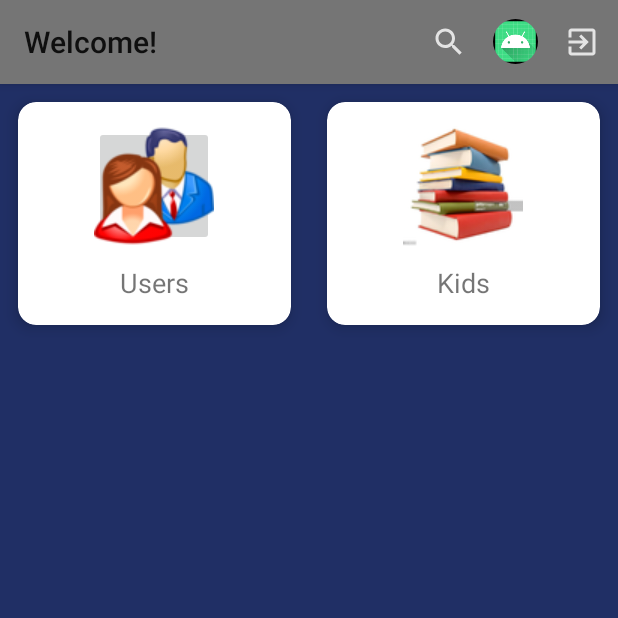
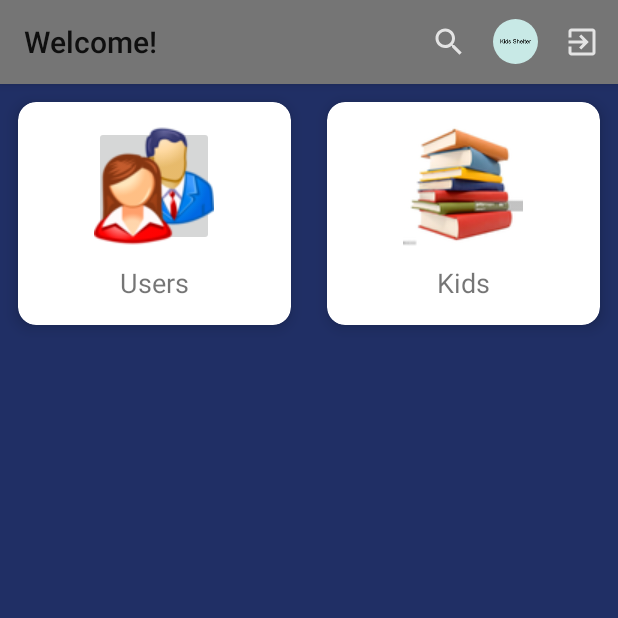
Before and after one commit to vaibhavchugh17/In-ShelterKidsDirectory, an Android app: the HomePage screen opened directly, with no data from a screen before it, on a phone screen of 412 x 824 dp, the top half of it. Run offline under Robolectric (Android 15) with nearby library versions, the phone set to English and light mode, and no system bars; our stand-ins replace CircleImageView, Firebase (no records; nobody signed in at launch, a user with empty details on screens opened directly); pictures from the network do not load; 4 statements that could not run were skipped.

Commit message:
Changes to Login

```diff
--- a/InShelterKidsDirectory/app/build.gradle
+++ b/InShelterKidsDirectory/app/build.gradle
@@ -51,7 +51,7 @@ dependencies {
     testImplementation 'junit:junit:4.12'
     androidTestImplementation 'androidx.test.ext:junit:1.1.2'
     androidTestImplementation 'androidx.test.espresso:espresso-core:3.3.0'
-
+    implementation 'com.github.mohammadatif:Animatoo:master'
     implementation 'com.github.bumptech.glide:glide:4.11.0'
     // Glide v4 uses this new annotation processor -- see https://bumptech.github.io/glide/doc/generatedapi.html
     annotationProcessor 'com.github.bumptech.glide:compiler:4.11.0'
--- a/InShelterKidsDirectory/app/src/main/java/com/example/in_shelterkidsdirectory/MainActivity.java
+++ b/InShelterKidsDirectory/app/src/main/java/com/example/in_shelterkidsdirectory/MainActivity.java
@@ -13,6 +13,7 @@ import androidx.annotation.Nullable;
 import androidx.annotation.RequiresApi;
 import androidx.appcompat.app.AppCompatActivity;
 
+import com.blogspot.atifsoftwares.animatoolib.Animatoo;
 import com.google.android.gms.tasks.OnCompleteListener;
 import com.google.android.gms.tasks.OnFailureListener;
 import com.google.android.gms.tasks.OnSuccessListener;
--- a/InShelterKidsDirectory/app/src/main/res/drawable/ic_launcher_foreground.xml
+++ b/InShelterKidsDirectory/app/src/main/res/drawable/ic_launcher_foreground.xml
@@ -1,30 +1,37 @@
+<?xml version="1.0" encoding="utf-8"?>
 <vector xmlns:android="http://schemas.android.com/apk/res/android"
-    xmlns:aapt="http://schemas.android.com/aapt"
     android:width="108dp"
     android:height="108dp"
     android:viewportWidth="108"
-    android:viewportHeight="108">
-    <path android:pathData="M31,63.928c0,0 6.4,-11 12.1,-13.1c7.2,-2.6 26,-1.4 26,-1.4l38.1,38.1L107,108.928l-32,-1L31,63.928z">
-        <aapt:attr name="android:fillColor">
-            <gradient
-                android:endX="85.84757"
-                android:endY="92.4963"
-                android:startX="42.9492"
-                android:startY="49.59793"
-                android:type="linear">
-                <item
-                    android:color="#44000000"
-                    android:offset="0.0" />
-                <item
-                    android:color="#00000000"
-                    android:offset="1.0" />
-            </gradient>
-        </aapt:attr>
-    </path>
-    <path
-        android:fillColor="#FFFFFF"
-        android:fillType="nonZero"
-        android:pathData="M65.3,45.828l3.8,-6.6c0.2,-0.4 0.1,-0.9 -0.3,-1.1c-0.4,-0.2 -0.9,-0.1 -1.1,0.3l-3.9,6.7c-6.3,-2.8 -13.4,-2.8 -19.7,0l-3.9,-6.7c-0.2,-0.4 -0.7,-0.5 -1.1,-0.3C38.8,38.328 38.7,38.828 38.9,39.228l3.8,6.6C36.2,49.428 31.7,56.028 31,63.928h46C76.3,56.028 71.8,49.428 65.3,45.828zM43.4,57.328c-0.8,0 -1.5,-0.5 -1.8,-1.2c-0.3,-0.7 -0.1,-1.5 0.4,-2.1c0.5,-0.5 1.4,-0.7 2.1,-0.4c0.7,0.3 1.2,1 1.2,1.8C45.3,56.528 44.5,57.328 43.4,57.328L43.4,57.328zM64.6,57.328c-0.8,0 -1.5,-0.5 -1.8,-1.2s-0.1,-1.5 0.4,-2.1c0.5,-0.5 1.4,-0.7 2.1,-0.4c0.7,0.3 1.2,1 1.2,1.8C66.5,56.528 65.6,57.328 64.6,57.328L64.6,57.328z"
-        android:strokeWidth="1"
-        android:strokeColor="#00000000" />
+    android:viewportHeight="108"
+    android:tint="#000000">
+  <group android:scaleX="0.06402062"
+      android:scaleY="0.06402062"
+      android:translateX="29.16"
+      android:translateY="48.699543">
+    <group android:translateY="130.35938">
+      <path android:pathData="M12,-0L12,-103L26,-103L26,-53.71875L75.328125,-103L95,-103L51.234375,-60.515625L97,-0L79.703125,-0L41.984375,-51.515625L26,-36L26,-0L12,-0Z"
+          android:fillColor="#000000"/>
+      <path android:pathData="M106,-90L106,-103L119,-103L119,-90L106,-90ZM106,0L106,-75L119,-75L119,0L106,0Z"
+          android:fillColor="#000000"/>
+      <path android:pathData="M185,0L185,-11.8125Q178.03125,1,164.51562,1Q155.76562,1,148.40625,-3.859375Q141.0625,-8.71875,137.03125,-17.421875Q133,-26.125,133,-37.4375Q133,-48.453125,136.70312,-57.4375Q140.42188,-66.421875,147.84375,-71.203125Q155.28125,-76,164.46875,-76Q171.1875,-76,176.4375,-72.734375Q181.70312,-69.46875,185,-64.234375L185,-103L198,-103L198,0L185,0ZM146,-37.46875Q146,-24.171875,151.85938,-17.578125Q157.73438,-11,165.70312,-11Q173.75,-11,179.375,-17.28125Q185,-23.578125,185,-36.484375Q185,-50.703125,179.26562,-57.34375Q173.54688,-64,165.15625,-64Q156.98438,-64,151.48438,-57.609375Q146,-51.21875,146,-37.46875Z"
+          android:fillColor="#000000"/>
+      <path android:pathData="M213,-23L226,-25Q227.01562,-18.21875,231.625,-14.609375Q236.25,-11,244.54688,-11Q252.90625,-11,256.95312,-14.09375Q261,-17.203125,261,-21.390625Q261,-25.125,256.46875,-27.28125Q253.29688,-28.75,244.0625,-31.03125Q231.64062,-34.5625,226.15625,-37.140625Q220.67188,-39.734375,217.82812,-44.28125Q215,-48.84375,215,-54.359375Q215,-59.390625,217.20312,-63.65625Q219.40625,-67.9375,223.20312,-70.765625Q226.04688,-72.953125,230.95312,-74.46875Q235.85938,-76,241.48438,-76Q249.95312,-76,256.34375,-73.34375Q262.75,-70.6875,265.79688,-66.140625Q268.84375,-61.609375,270,-54L257,-52Q256.25,-57.65625,252.64062,-60.828125Q249.03125,-64,242.4375,-64Q234.65625,-64,231.32812,-61.5Q228,-59.015625,228,-55.671875Q228,-53.546875,229.375,-51.84375Q230.76562,-50.09375,233.71875,-48.9375Q235.40625,-48.328125,243.6875,-46.140625Q255.6875,-42.546875,261.51562,-40.25Q267.35938,-37.953125,270.67188,-33.578125Q274,-29.203125,274,-22.71875Q274,-16.359375,270.35938,-10.75Q266.73438,-5.140625,259.89062,-2.0625Q253.04688,1,244.40625,1Q230.07812,1,222.57812,-5.046875Q215.07812,-11.109375,213,-23Z"
+          android:fillColor="#000000"/>
+      <path android:pathData="M327,-35L341,-35Q341.85938,-26.859375,345.01562,-21.640625Q348.1875,-16.4375,354.82812,-13.21875Q361.48438,-10,369.79688,-10Q377.17188,-10,382.82812,-12.4375Q388.48438,-14.875,391.23438,-19.125Q394,-23.390625,394,-28.046875Q394,-32.78125,391.75,-36.3125Q389.5,-39.84375,383.26562,-42.328125Q379.26562,-43.953125,365.57812,-47.390625Q351.90625,-50.828125,346.04688,-53.875Q338.45312,-57.765625,334.71875,-63.515625Q331,-69.28125,331,-76.421875Q331,-84.28125,335.42188,-91.09375Q339.85938,-97.921875,348.35938,-101.453125Q356.85938,-105,367.26562,-105Q378.73438,-105,387.48438,-101.28125Q396.23438,-97.5625,400.9375,-90.34375Q405.65625,-83.125,406,-74L392,-74Q390.98438,-83.40625,385.125,-88.203125Q379.26562,-93,367.82812,-93Q355.90625,-93,350.45312,-88.421875Q345,-83.859375,345,-77.40625Q345,-71.8125,348.85938,-68.1875Q352.65625,-64.578125,368.67188,-60.78125Q384.6875,-57,390.75,-54.1875Q399.57812,-50.015625,403.78125,-43.640625Q408,-37.265625,408,-28.9375Q408,-20.703125,403.34375,-13.40625Q398.70312,-6.109375,389.98438,-2.046875Q381.28125,2,370.375,2Q356.5625,2,347.21875,-2.328125Q337.89062,-6.65625,332.57812,-15.34375Q327.28125,-24.03125,327,-35Z"
+          android:fillColor="#000000"/>
+      <path android:pathData="M426,0L426,-103L439,-103L439,-64.703125Q447.64062,-76,460.8125,-76Q468.92188,-76,474.89062,-72.734375Q480.85938,-69.484375,483.42188,-63.75Q486,-58.015625,486,-47.09375L486,0L473,0L473,-46.265625Q473,-55.546875,469.0625,-59.765625Q465.125,-64,457.92188,-64Q452.53125,-64,447.78125,-61.140625Q443.04688,-58.296875,441.01562,-53.40625Q439,-48.53125,439,-39.9375L439,0L426,0Z"
+          android:fillColor="#000000"/>
+      <path android:pathData="M556.8594,-24L569.59375,-22Q566.4844,-11.0625,558.09375,-5.03125Q549.71875,1,536.6719,1Q520.25,1,510.625,-8.953125Q501,-18.90625,501,-36.875Q501,-55.46875,510.71875,-65.734375Q520.4531,-76,535.9531,-76Q550.96875,-76,560.4844,-65.859375Q570,-55.734375,570,-37.359375Q570,-36.234375,569.9375,-34L514,-34Q514.71875,-22.84375,521.0625,-16.921875Q527.40625,-11,536.8906,-11Q543.9531,-11,548.9375,-14.09375Q553.9375,-17.203125,556.8594,-24ZM514,-46L557,-46Q556.125,-53.90625,552.0625,-57.859375Q545.8281,-64,535.90625,-64Q526.90625,-64,520.78125,-59.09375Q514.65625,-54.203125,514,-46Z"
+          android:fillColor="#000000"/>
+      <path android:pathData="M586,0L586,-103L599,-103L599,0L586,0Z"
+          android:fillColor="#000000"/>
+      <path android:pathData="M645,-11.328125L647,-0.140625Q641.6875,1,637.4844,1Q630.625,1,626.84375,-1.109375Q623.0781,-3.234375,621.53125,-6.6875Q620,-10.140625,620,-21.21875L620,-63L611,-63L611,-75L620,-75L620,-93.5L633,-101.09375L633,-75L645,-75L645,-63L633,-63L633,-20.953125Q633,-15.734375,633.625,-14.25Q634.2656,-12.765625,635.6875,-11.875Q637.1094,-11,639.7656,-11Q641.75,-11,645,-11.328125Z"
+          android:fillColor="#000000"/>
+      <path android:pathData="M708.8594,-24L721.59375,-22Q718.4844,-11.0625,710.09375,-5.03125Q701.71875,1,688.6719,1Q672.25,1,662.625,-8.953125Q653,-18.90625,653,-36.875Q653,-55.46875,662.71875,-65.734375Q672.4531,-76,687.9531,-76Q702.96875,-76,712.4844,-65.859375Q722,-55.734375,722,-37.359375Q722,-36.234375,721.9375,-34L666,-34Q666.71875,-22.84375,673.0625,-16.921875Q679.40625,-11,688.8906,-11Q695.9531,-11,700.9375,-14.09375Q705.9375,-17.203125,708.8594,-24ZM666,-46L709,-46Q708.125,-53.90625,704.0625,-57.859375Q697.8281,-64,687.90625,-64Q678.90625,-64,672.78125,-59.09375Q666.65625,-54.203125,666,-46Z"
+          android:fillColor="#000000"/>
+      <path android:pathData="M738,0L738,-75L749,-75L749,-64.0625Q753.3281,-71.359375,757,-73.671875Q760.6719,-76,765.0781,-76Q771.4375,-76,778,-72.6875L773.6406,-60.953125Q769.1875,-64,764.71875,-64Q760.7344,-64,757.5625,-61.46875Q754.3906,-58.953125,753.03125,-54.46875Q751,-47.640625,751,-39.546875L751,0L738,0Z"
+          android:fillColor="#000000"/>
+    </group>
+  </group>
 </vector>
--- a/InShelterKidsDirectory/app/src/main/res/mipmap-anydpi-v26/ic_launcher.xml
+++ b/InShelterKidsDirectory/app/src/main/res/mipmap-anydpi-v26/ic_launcher.xml
@@ -1,5 +1,5 @@
 <?xml version="1.0" encoding="utf-8"?>
 <adaptive-icon xmlns:android="http://schemas.android.com/apk/res/android">
-    <background android:drawable="@drawable/ic_launcher_background" />
-    <foreground android:drawable="@drawable/ic_launcher_foreground" />
+    <background android:drawable="@color/ic_launcher_background"/>
+    <foreground android:drawable="@drawable/ic_launcher_foreground"/>
 </adaptive-icon>
--- a/InShelterKidsDirectory/app/src/main/res/mipmap-anydpi-v26/ic_launcher_round.xml
+++ b/InShelterKidsDirectory/app/src/main/res/mipmap-anydpi-v26/ic_launcher_round.xml
@@ -1,5 +1,5 @@
 <?xml version="1.0" encoding="utf-8"?>
 <adaptive-icon xmlns:android="http://schemas.android.com/apk/res/android">
-    <background android:drawable="@drawable/ic_launcher_background" />
-    <foreground android:drawable="@drawable/ic_launcher_foreground" />
+    <background android:drawable="@color/ic_launcher_background"/>
+    <foreground android:drawable="@drawable/ic_launcher_foreground"/>
 </adaptive-icon>
--- /dev/null
+++ b/InShelterKidsDirectory/app/src/main/res/values/ic_launcher_background.xml
@@ -0,0 +1,4 @@
+<?xml version="1.0" encoding="utf-8"?>
+<resources>
+    <color name="ic_launcher_background">#C8E9E6</color>
+</resources>
--- a/InShelterKidsDirectory/build.gradle
+++ b/InShelterKidsDirectory/build.gradle
@@ -17,6 +17,7 @@ allprojects {
     repositories {
         google()
         jcenter()
+        maven { url 'https://jitpack.io' }
     }
 }
 
```
Also changed, not shown: InShelterKidsDirectory/app/src/main/ic_launcher-playstore.png (added), InShelterKidsDirectory/app/src/main/res/mipmap-hdpi/ic_launcher.png, InShelterKidsDirectory/app/src/main/res/mipmap-hdpi/ic_launcher_round.png, InShelterKidsDirectory/app/src/main/res/mipmap-mdpi/ic_launcher.png, InShelterKidsDirectory/app/src/main/res/mipmap-mdpi/ic_launcher_round.png, InShelterKidsDirectory/app/src/main/res/mipmap-xhdpi/ic_launcher.png, InShelterKidsDirectory/app/src/main/res/mipmap-xhdpi/ic_launcher_round.png, InShelterKidsDirectory/app/src/main/res/mipmap-xxhdpi/ic_launcher.png, InShelterKidsDirectory/app/src/main/res/mipmap-xxhdpi/ic_launcher_round.png, InShelterKidsDirectory/app/src/main/res/mipmap-xxxhdpi/ic_launcher.png, InShelterKidsDirectory/app/src/main/res/mipmap-xxxhdpi/ic_launcher_round.png.
